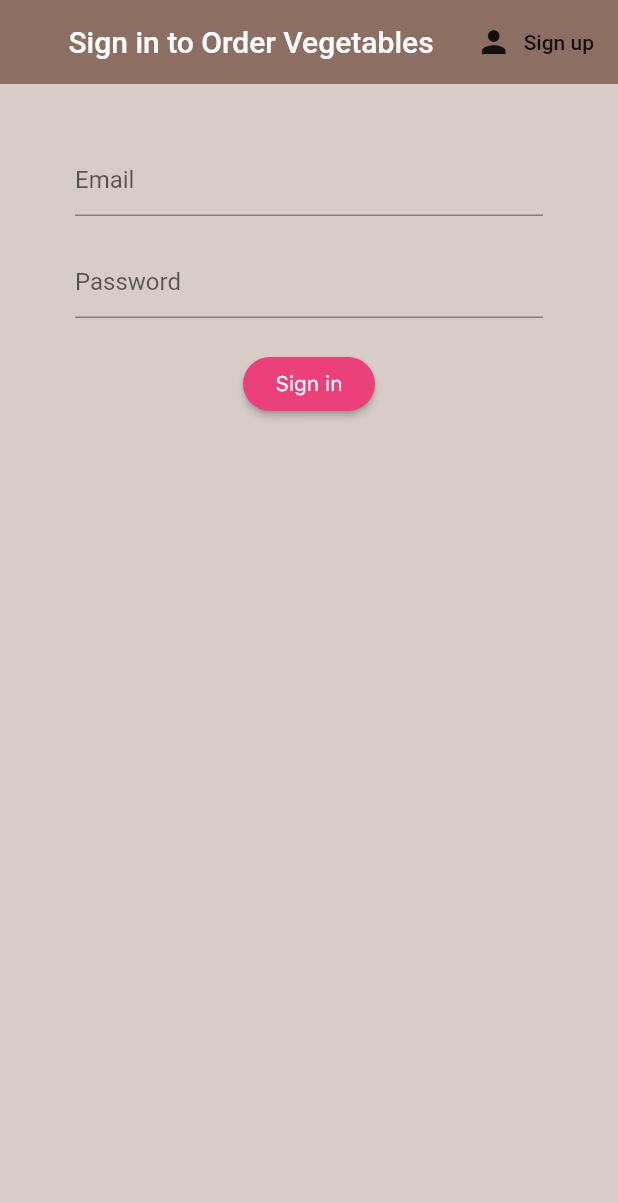
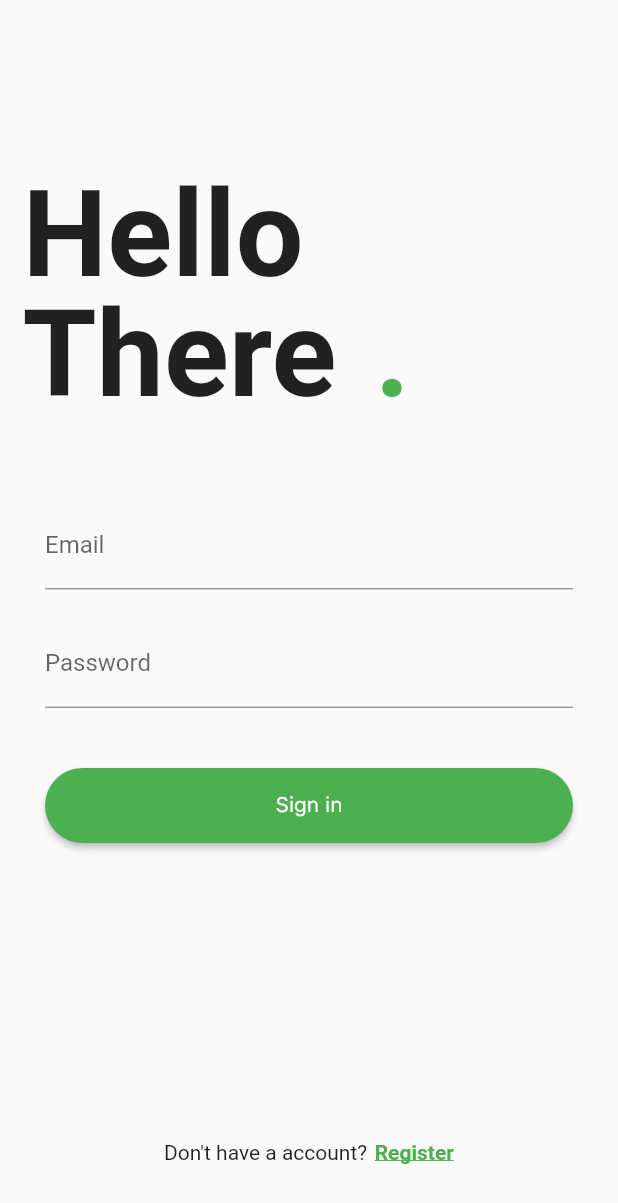
Before and after one commit to ahattangadi/order_vegetables, a Flutter app: the screen it shows after launch, on a phone screen of 412 x 824 dp. Shown: the top 1203 px of the screen. Run offline on Flutter 3.47's test engine with Material 2 defaults, Android fonts, the phone set to English and light mode, and no system bars; our stand-ins replace animated_splash_screen, cloud_firestore, firebase_auth, flutter_spinkit, page_transition, toast and 1 more; missing offline and left inert: flutter_inappwebview, razorpay_flutter; accounts and stored records are empty; project files that could hold a hidden picture were left out.

Commit message:
Redesigned Sign Up and Sign In Pages

```diff
--- a/lib/screens/authenticate/sign_in.dart
+++ b/lib/screens/authenticate/sign_in.dart
@@ -1,12 +1,12 @@
 import 'package:flutter/material.dart';
 import 'package:order_vegetables/screens/authenticate/register.dart';
+import 'package:order_vegetables/screens/home/home.dart';
 import 'package:order_vegetables/services/auth.dart';
 import 'package:order_vegetables/shared/loading.dart';
 
 class SignIn extends StatefulWidget {
   final Function toggleView;
   SignIn({this.toggleView});
-
   @override
   _SignInState createState() => _SignInState();
 }
@@ -26,29 +26,40 @@ class _SignInState extends State<SignIn> {
     return loading
         ? Loading()
         : SafeArea(
-            child: Scaffold(
-                backgroundColor: Colors.brown[100],
-                appBar: AppBar(
-                  backgroundColor: Colors.brown[400],
-                  elevation: 0.0,
-                  centerTitle: true,
-                  title: Text(
-                    'Sign in to Order Vegetables',
+            child: MaterialApp(
+                home: Scaffold(
+            resizeToAvoidBottomPadding: false,
+            body: Column(
+              crossAxisAlignment: CrossAxisAlignment.start,
+              children: <Widget>[
+                Container(
+                  child: Stack(
+                    children: <Widget>[
+                      Container(
+                        padding: EdgeInsets.fromLTRB(15, 110, 0, 0),
+                        child: Text('Hello',
+                            style: TextStyle(
+                                fontSize: 80.0, fontWeight: FontWeight.bold)),
                       ),
-                  actions: <Widget>[
-                    FlatButton.icon(
-                        onPressed: () {
-                          widget.toggleView();
-                        },
-                        icon: Icon(Icons.person),
-                        label: Text('Sign up'))
+                      Container(
+                        padding: EdgeInsets.fromLTRB(15, 190, 0, 0),
+                        child: Text('There',
+                            style: TextStyle(
+                                fontSize: 80.0, fontWeight: FontWeight.bold)),
+                      ),
+                      Container(
+                        padding: EdgeInsets.fromLTRB(250.0, 190.0, 0.0, 0.0),
+                        child: Text('.',
+                            style: TextStyle(
+                                fontSize: 80.0,
+                                fontWeight: FontWeight.bold,
+                                color: Colors.green)),
+                      )
                     ],
                   ),
-                body: Center(
-                  child: Container(
-                    child: Container(
-                      padding:
-                          EdgeInsets.symmetric(vertical: 20, horizontal: 50),
+                ),
+                Padding(
+                  padding: const EdgeInsets.all(30.0),
                   child: Form(
                     key: _formKey,
                     child: Column(
@@ -58,7 +69,7 @@ class _SignInState extends State<SignIn> {
                         ),
                         TextFormField(
                             decoration: InputDecoration(
-                                    hintText: 'Email',
+                              labelText: 'Email',
                             ),
                             validator: (val) => val.isEmpty
                                 ? 'Enter an e-mail. This field cannot be left empty'
@@ -70,8 +81,7 @@ class _SignInState extends State<SignIn> {
                           height: 20.0,
                         ),
                         TextFormField(
-                                  decoration:
-                                      InputDecoration(hintText: 'Password'),
+                            decoration: InputDecoration(labelText: 'Password'),
                             validator: (val) => val.length < 6
                                 ? 'Enter a password with more than 6 characters.'
                                 : null,
@@ -80,24 +90,25 @@ class _SignInState extends State<SignIn> {
                               setState(() => password = val);
                             }),
                         SizedBox(
-                                height: 20.0,
+                          height: 40.0,
                         ),
-                              RaisedButton(
-                                  color: Colors.pink[400],
+                        SizedBox(
+                          width: MediaQuery.of(context).size.width - 30,
+                          height: 50,
+                          child: RaisedButton(
+                              color: Colors.green,
                               child: Text(
                                 'Sign in',
                                 style: TextStyle(
-                                        color: Colors.white,
-                                        fontFamily: 'SFPro'),
+                                    color: Colors.white, fontFamily: 'SFPro'),
                               ),
                               shape: RoundedRectangleBorder(
-                                      borderRadius:
-                                          BorderRadius.circular(20.0)),
+                                  borderRadius: BorderRadius.circular(90.0)),
                               onPressed: () async {
                                 if (_formKey.currentState.validate()) {
                                   setState(() => loading = true);
-                                      dynamic result = await _auth
-                                          .signInWithEmailAndPassword(
+                                  dynamic result =
+                                      await _auth.signInWithEmailAndPassword(
                                           email, password);
                                   if (result == null) {
                                     setState(() {
@@ -108,18 +119,44 @@ class _SignInState extends State<SignIn> {
                                   }
                                 }
                               }),
+                        ),
                         SizedBox(height: 12.0),
                         Text(error,
-                                  style: TextStyle(
-                                      color: Colors.red, fontSize: 14.0)),
+                            style:
+                                TextStyle(color: Colors.red, fontSize: 14.0)),
                         SizedBox(
-                                height: 12.0,
+                          height: 140.0,
                         ),
                       ],
-                          )),
                     ),
                   ),
-                )),
-          );
+                ),
+                Row(
+                  mainAxisAlignment: MainAxisAlignment.center,
+                  children: [
+                    Text('Don\'t have a account?'),
+                    SizedBox(
+                      width: 5.0,
+                    ),
+                    InkWell(
+                      onTap: () {
+                        Navigator.push(
+                            context,
+                            MaterialPageRoute(
+                                builder: (context) => Register()));
+                      },
+                      child: Text(
+                        'Register',
+                        style: TextStyle(
+                            color: Colors.green,
+                            fontWeight: FontWeight.bold,
+                            decoration: TextDecoration.underline),
+                      ),
+                    )
+                  ],
+                )
+              ],
+            ),
+          )));
   }
 }
```
Also changed, not shown: lib/screens/authenticate/register.dart (+74 -35 lines). Lines whose indentation alone changed are shown as unchanged.
